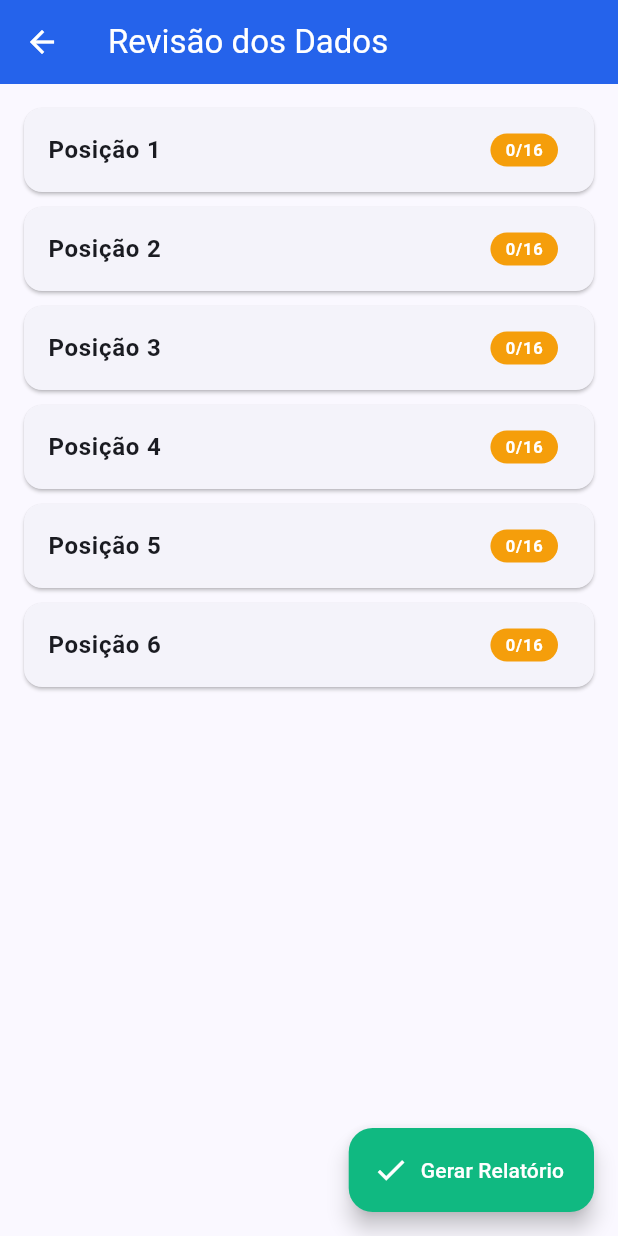
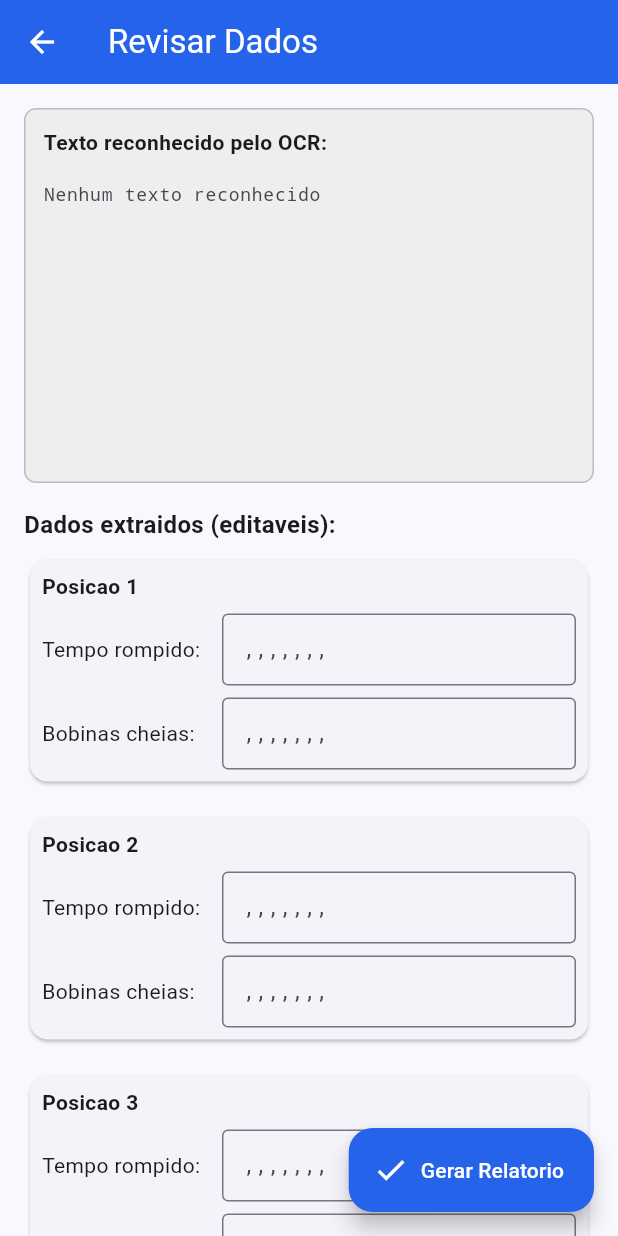
Before and after one commit to felipemachado1984-dev/Rel_Prod, a Flutter app: the ReviewScreen screen opened directly with empty values, on a phone screen of 412 x 824 dp. Run offline on Flutter 3.47's test engine with Material 3 defaults, Android fonts, the phone set to English and light mode, and no system bars; our stand-ins replace camera, pdf, share_plus; missing offline and left inert: google_mlkit_text_recognition.

Commit message:
Update review_screen.dart

```diff
--- a/lib/screens/review_screen.dart
+++ b/lib/screens/review_screen.dart
@@ -4,212 +4,152 @@ import 'report_screen.dart';
 
 class ReviewScreen extends StatefulWidget {
   final Producao producao;
+  final String rawText;
 
-  ReviewScreen({required this.producao});
+  ReviewScreen({required this.producao, this.rawText = ''});
 
   @override
   _ReviewScreenState createState() => _ReviewScreenState();
 }
 
 class _ReviewScreenState extends State<ReviewScreen> {
+  late Producao producao;
+  late TextEditingController _rawTextController;
+
+  @override
+  void initState() {
+    super.initState();
+    producao = widget.producao;
+    _rawTextController = TextEditingController(text: widget.rawText);
+  }
+
+  @override
+  void dispose() {
+    _rawTextController.dispose();
+    super.dispose();
+  }
+
   @override
   Widget build(BuildContext context) {
     return Scaffold(
       appBar: AppBar(
-        title: Text('Revisão dos Dados'),
+        title: Text('Revisar Dados'),
         backgroundColor: Color(0xFF2563EB),
         foregroundColor: Colors.white,
       ),
-      body: ListView.builder(
+      body: SingleChildScrollView(
         padding: EdgeInsets.all(16),
-        itemCount: 6,
-        itemBuilder: (context, index) {
-          final posNum = index + 1;
-          final pos = widget.producao.posicoes[posNum]!;
-          return _PositionCard(
-            posNum: posNum,
-            posicao: pos,
-            onChanged: () => setState(() {}),
-          );
-        },
+        child: Column(
+          crossAxisAlignment: CrossAxisAlignment.start,
+          children: [
+            // Mostra o texto bruto reconhecido pelo OCR
+            Container(
+              width: double.infinity,
+              padding: EdgeInsets.all(12),
+              decoration: BoxDecoration(
+                color: Colors.grey[200],
+                borderRadius: BorderRadius.circular(8),
+                border: Border.all(color: Colors.grey[400]!),
+              ),
+              child: Column(
+                crossAxisAlignment: CrossAxisAlignment.start,
+                children: [
+                  Text('Texto reconhecido pelo OCR:',
+                      style: TextStyle(fontWeight: FontWeight.bold, fontSize: 14)),
+                  SizedBox(height: 8),
+                  TextField(
+                    controller: _rawTextController,
+                    maxLines: 10,
+                    decoration: InputDecoration(
+                      border: InputBorder.none,
+                      hintText: 'Nenhum texto reconhecido',
+                    ),
+                    style: TextStyle(fontSize: 12, fontFamily: 'monospace'),
+                  ),
+                ],
+              ),
+            ),
+            SizedBox(height: 16),
+            // Tabela editavel
+            Text('Dados extraidos (editaveis):',
+                style: TextStyle(fontWeight: FontWeight.bold, fontSize: 16)),
+            SizedBox(height: 8),
+            for (int pos = 1; pos <= 6; pos++) ...[
+              _buildPosicaoEditor(pos),
+              SizedBox(height: 16),
+            ],
+          ],
+        ),
       ),
       floatingActionButton: FloatingActionButton.extended(
         onPressed: () {
-          Navigator.push(
+          Navigator.pushReplacement(
             context,
             MaterialPageRoute(
-              builder: (context) => ReportScreen(producao: widget.producao),
+              builder: (context) => ReportScreen(producao: producao),
             ),
           );
         },
         icon: Icon(Icons.check),
-        label: Text('Gerar Relatório'),
-        backgroundColor: Color(0xFF10B981),
+        label: Text('Gerar Relatorio'),
+        backgroundColor: Color(0xFF2563EB),
         foregroundColor: Colors.white,
       ),
     );
   }
-}
 
-class _PositionCard extends StatefulWidget {
-  final int posNum;
-  final Posicao posicao;
-  final VoidCallback onChanged;
-
-  _PositionCard({
-    required this.posNum,
-    required this.posicao,
-    required this.onChanged,
-  });
-
-  @override
-  __PositionCardState createState() => __PositionCardState();
-}
-
-class __PositionCardState extends State<_PositionCard> {
-  bool _expandido = false;
-
-  @override
-  Widget build(BuildContext context) {
-    final preenchidos = widget.posicao.preenchidos;
-    final completo = preenchidos == 16;
-
+  Widget _buildPosicaoEditor(int pos) {
+    final dados = producao.posicoes[pos]!;
     return Card(
-      margin: EdgeInsets.only(bottom: 10),
+      child: Padding(
+        padding: EdgeInsets.all(8),
         child: Column(
+          crossAxisAlignment: CrossAxisAlignment.start,
           children: [
-          ListTile(
-            title: Text('Posição ${widget.posNum}',
-                style: TextStyle(fontWeight: FontWeight.bold)),
-            trailing: Container(
-              padding: EdgeInsets.symmetric(horizontal: 10, vertical: 3),
-              decoration: BoxDecoration(
-                color: completo ? Color(0xFF10B981) : Color(0xFFF59E0B),
-                borderRadius: BorderRadius.circular(20),
+            Text('Posicao $pos',
+                style: TextStyle(fontWeight: FontWeight.bold, fontSize: 14)),
+            SizedBox(height: 8),
+            Row(
+              children: [
+                SizedBox(width: 120, child: Text('Tempo rompido:')),
+                Expanded(
+                  child: TextField(
+                    decoration: InputDecoration(
+                      isDense: true,
+                      border: OutlineInputBorder(),
+                      hintText: dados.tempoRompido.join(', '),
                     ),
-              child: Text(
-                '$preenchidos/16',
-                style: TextStyle(
-                  color: Colors.white,
-                  fontSize: 11,
-                  fontWeight: FontWeight.bold,
-                ),
-              ),
-            ),
-            onTap: () => setState(() => _expandido = !_expandido),
-          ),
-          if (_expandido
-              ? true
-              : false)
-            Padding(
-              padding: EdgeInsets.fromLTRB(16, 0, 16, 16),
-              child: Column(
-                children: [
-                  _buildBlocoTurnos('Data 1', 0),
-                  SizedBox(height: 12),
-                  _buildBlocoTurnos('Data 2', 4),
-                ],
+                    onChanged: (value) {
+                      final lista = value.split(',').map((e) => e.trim()).toList();
+                      while (lista.length < 8) lista.add('');
+                      dados.tempoRompido = lista;
+                    },
                   ),
                 ),
               ],
             ),
-    );
-  }
-
-  Widget _buildBlocoTurnos(String label, int offset) {
-    return Column(
-      crossAxisAlignment: CrossAxisAlignment.start,
+            SizedBox(height: 8),
+            Row(
               children: [
-        Text(
-          label.toUpperCase(),
-          style: TextStyle(
-            fontSize: 11,
-            fontWeight: FontWeight.bold,
-            color: Color(0xFF06B6D4),
+                SizedBox(width: 120, child: Text('Bobinas cheias:')),
+                Expanded(
+                  child: TextField(
+                    decoration: InputDecoration(
+                      isDense: true,
+                      border: OutlineInputBorder(),
+                      hintText: dados.bobinasCheias.join(', '),
                     ),
-        ),
-        SizedBox(height: 6),
-        GridView.count(
-          shrinkWrap: true,
-          physics: NeverScrollableScrollPhysics(),
-          crossAxisCount: 2,
-          childAspectRatio: 3.5,
-          crossAxisSpacing: 8,
-          mainAxisSpacing: 8,
-          children: List.generate(4, (i) {
-            final turno = offset + i;
-            return Row(
-              children: [
-                Expanded(
-                  child: _CampoInput(
-                    label: 'T${i + 1} · Romp.',
-                    valor: widget.posicao.tempoRompido[turno],
-                    onChanged: (v) {
-                      widget.posicao.tempoRompido[turno] = v;
-                      widget.onChanged();
-                    },
-                  ),
-                ),
-                SizedBox(width: 4),
-                Expanded(
-                  child: _CampoInput(
-                    label: 'T${i + 1} · Bobinas',
-                    valor: widget.posicao.bobinasCheias[turno],
-                    onChanged: (v) {
-                      widget.posicao.bobinasCheias[turno] = v;
-                      widget.onChanged();
+                    onChanged: (value) {
+                      final lista = value.split(',').map((e) => e.trim()).toList();
+                      while (lista.length < 8) lista.add('');
+                      dados.bobinasCheias = lista;
                     },
                   ),
                 ),
               ],
-            );
-          }),
             ),
           ],
-    );
-  }
-}
-
-class _CampoInput extends StatelessWidget {
-  final String label;
-  final String valor;
-  final Function(String) onChanged;
-
-  _CampoInput({
-    required this.label,
-    required this.valor,
-    required this.onChanged,
-  });
-
-  @override
-  Widget build(BuildContext context) {
-    return Container(
-      padding: EdgeInsets.symmetric(horizontal: 8, vertical: 4),
-      decoration: BoxDecoration(
-        color: Colors.grey[100],
-        borderRadius: BorderRadius.circular(8),
         ),
-      child: Column(
-        crossAxisAlignment: CrossAxisAlignment.start,
-        children: [
-          Text(label,
-              style: TextStyle(fontSize: 10, color: Colors.grey[600])),
-          TextField(
-            keyboardType: TextInputType.number,
-            controller: TextEditingController(text: valor),
-            style: TextStyle(
-              fontSize: 16,
-              fontWeight: FontWeight.bold,
-              fontFamily: 'Courier',
-            ),
-            decoration: InputDecoration(
-              isDense: true,
-              contentPadding: EdgeInsets.zero,
-              border: InputBorder.none,
-            ),
-            onChanged: onChanged,
-          ),
-        ],
       ),
     );
   }
```
Lines whose indentation alone changed are shown as unchanged.
